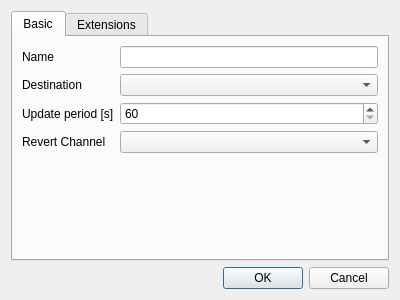
This is src/gpssystemdialog.ui in hmatuschek/qdmr as Qt 5 draws it before an edit. The edited form follows.
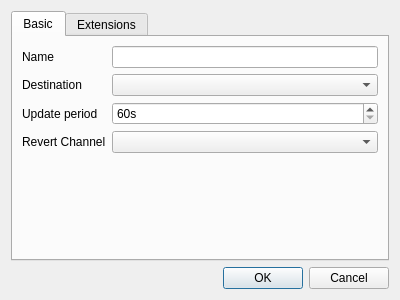
This is the edited form. Custom widgets are drawn as their Qt base class.

Commit message: Made all dialogs minimum-expanding. (#598)

```diff
--- a/src/gpssystemdialog.ui
+++ b/src/gpssystemdialog.ui
@@ -10,6 +10,12 @@
     <height>300</height>
    </rect>
   </property>
+  <property name="sizePolicy">
+   <sizepolicy hsizetype="MinimumExpanding" vsizetype="MinimumExpanding">
+    <horstretch>0</horstretch>
+    <verstretch>0</verstretch>
+   </sizepolicy>
+  </property>
   <property name="windowTitle">
    <string>Edit GPS System</string>
   </property>
@@ -35,7 +41,14 @@
         <widget class="QLineEdit" name="name"/>
        </item>
        <item row="1" column="1">
-        <widget class="QComboBox" name="destination"/>
+        <widget class="QComboBox" name="destination">
+         <property name="sizePolicy">
+          <sizepolicy hsizetype="MinimumExpanding" vsizetype="Fixed">
+           <horstretch>0</horstretch>
+           <verstretch>0</verstretch>
+          </sizepolicy>
+         </property>
+        </widget>
        </item>
        <item row="1" column="0">
         <widget class="QLabel" name="label_2">
@@ -47,12 +60,21 @@
        <item row="2" column="0">
         <widget class="QLabel" name="label_3">
          <property name="text">
-          <string>Update period [s]</string>
+          <string>Update period</string>
          </property>
         </widget>
        </item>
        <item row="2" column="1">
         <widget class="QSpinBox" name="period">
+         <property name="sizePolicy">
+          <sizepolicy hsizetype="MinimumExpanding" vsizetype="Fixed">
+           <horstretch>0</horstretch>
+           <verstretch>0</verstretch>
+          </sizepolicy>
+         </property>
+         <property name="suffix">
+          <string notr="true">s</string>
+         </property>
          <property name="minimum">
           <number>60</number>
          </property>
@@ -69,7 +91,14 @@
         </widget>
        </item>
        <item row="3" column="1">
-        <widget class="QComboBox" name="revChannel"/>
+        <widget class="QComboBox" name="revChannel">
+         <property name="sizePolicy">
+          <sizepolicy hsizetype="MinimumExpanding" vsizetype="Fixed">
+           <horstretch>0</horstretch>
+           <verstretch>0</verstretch>
+          </sizepolicy>
+         </property>
+        </widget>
        </item>
       </layout>
      </widget>
```
The commit also changes 14 other files.
